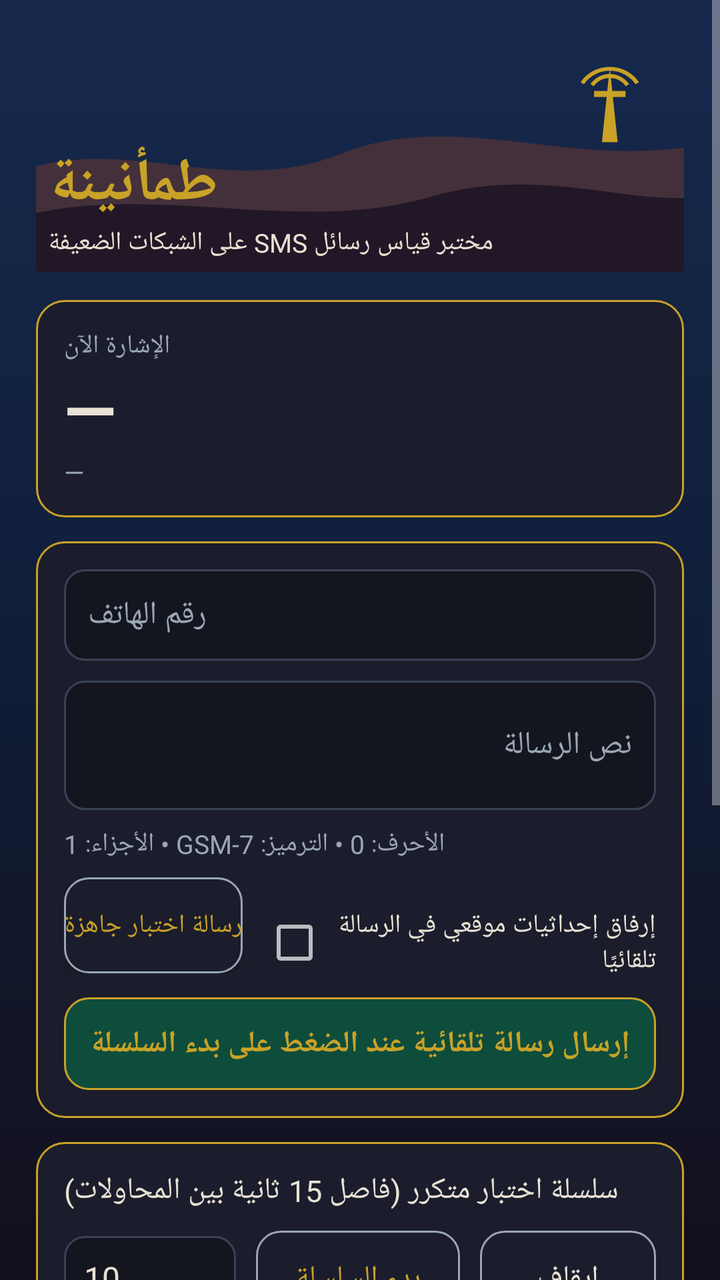
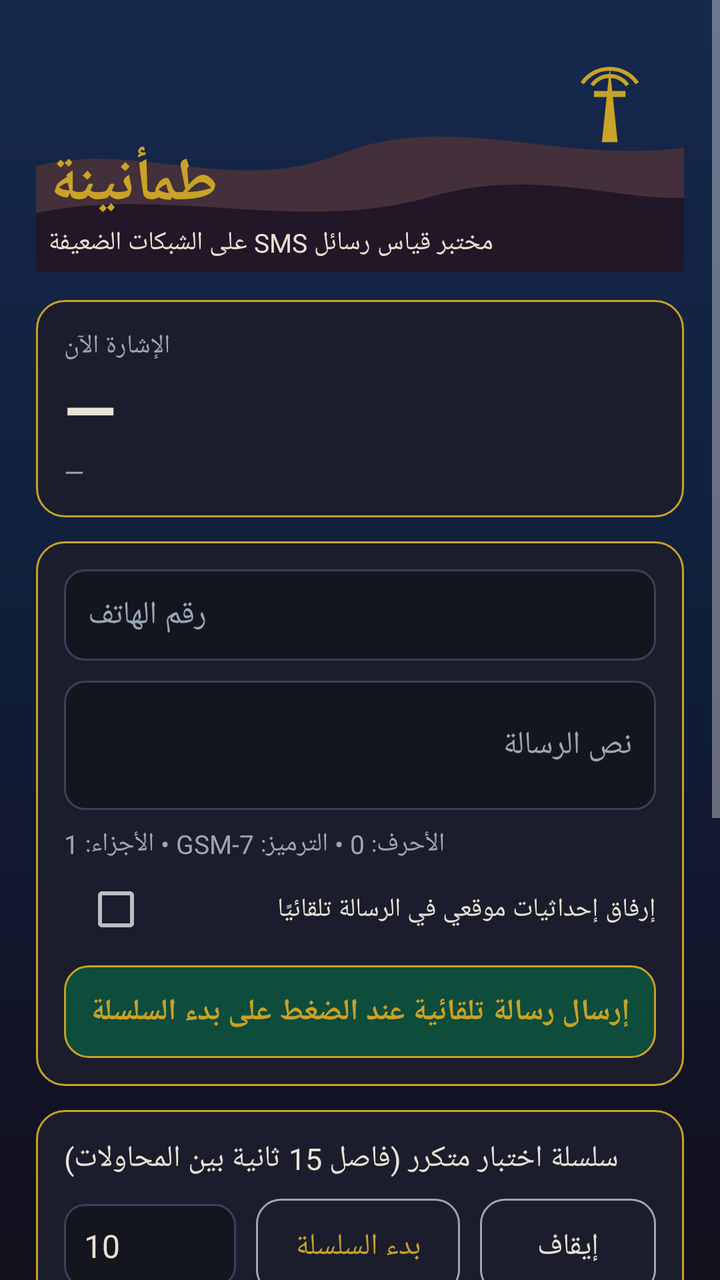

An Android layout rendered at two revisions. The XML below is the earlier revision; the diff shows what the commit changed to produce the second picture.
<!-- AndroidManifest.xml: application theme AppTheme -->
<!-- res/layout/activity_main.xml -->
<?xml version="1.0" encoding="utf-8"?>
<ScrollView xmlns:android="http://schemas.android.com/apk/res/android"
    android:layout_width="match_parent"
    android:layout_height="match_parent"
    android:background="@drawable/bg_gradient"
    android:fillViewport="true">

    <LinearLayout
        android:layout_width="match_parent"
        android:layout_height="wrap_content"
        android:orientation="vertical"
        android:padding="18dp">

        <FrameLayout
            android:layout_width="match_parent"
            android:layout_height="118dp">

            <ImageView
                android:layout_width="match_parent"
                android:layout_height="match_parent"
                android:src="@drawable/dunes"
                android:scaleType="centerCrop"
                android:contentDescription="@null" />

            <LinearLayout
                android:layout_width="match_parent"
                android:layout_height="wrap_content"
                android:layout_gravity="bottom|start"
                android:orientation="vertical"
                android:padding="6dp">

                <TextView
                    android:layout_width="wrap_content"
                    android:layout_height="wrap_content"
                    android:text="طمأنينة"
                    android:textColor="@color/gold"
                    android:textSize="30sp"
                    android:textStyle="bold" />

                <TextView
                    android:layout_width="wrap_content"
                    android:layout_height="wrap_content"
                    android:text="مختبر قياس رسائل SMS على الشبكات الضعيفة"
                    android:textColor="@color/ink"
                    android:textSize="13sp" />
            </LinearLayout>
        </FrameLayout>

        <LinearLayout
            android:layout_width="match_parent"
            android:layout_height="wrap_content"
            android:orientation="vertical"
            android:background="@drawable/panel"
            android:padding="14dp"
            android:layout_marginTop="14dp">

            <TextView
                android:layout_width="wrap_content"
                android:layout_height="wrap_content"
                android:text="الإشارة الآن"
                android:textColor="@color/muted"
                android:textSize="13sp" />

            <TextView
                android:id="@+id/signalDbm"
                android:layout_width="wrap_content"
                android:layout_height="wrap_content"
                android:text="—"
                android:textColor="@color/ink"
                android:textSize="34sp"
                android:textStyle="bold" />

            <TextView
                android:id="@+id/signalMeta"
                android:layout_width="wrap_content"
                android:layout_height="wrap_content"
                android:text="—"
                android:textColor="@color/muted"
                android:textSize="13sp" />
        </LinearLayout>

        <LinearLayout
            android:layout_width="match_parent"
            android:layout_height="wrap_content"
            android:orientation="vertical"
            android:background="@drawable/panel"
            android:padding="14dp"
            android:layout_marginTop="12dp">

            <EditText
                android:id="@+id/phoneInput"
                android:layout_width="match_parent"
                android:layout_height="wrap_content"
                android:background="@drawable/input_bg"
                android:padding="12dp"
                android:hint="رقم الهاتف"
                android:textColorHint="@color/muted"
                android:textColor="@color/ink"
                android:inputType="phone"
                android:textSize="16sp" />

            <EditText
                android:id="@+id/messageInput"
                android:layout_width="match_parent"
                android:layout_height="wrap_content"
                android:background="@drawable/input_bg"
                android:padding="12dp"
                android:layout_marginTop="10dp"
                android:hint="نص الرسالة"
                android:textColorHint="@color/muted"
                android:textColor="@color/ink"
                android:inputType="textMultiLine"
                android:minLines="2"
                android:textSize="16sp" />

            <TextView
                android:id="@+id/charInfo"
                android:layout_width="wrap_content"
                android:layout_height="wrap_content"
                android:layout_marginTop="8dp"
                android:text="الأحرف: 0 • الترميز: GSM-7 • الأجزاء: 1"
                android:textColor="@color/muted"
                android:textSize="13sp" />

            <LinearLayout
                android:layout_width="match_parent"
                android:layout_height="wrap_content"
                android:orientation="horizontal"
                android:layout_marginTop="8dp">

                <Button
                    android:id="@+id/quickTestBtn"
                    android:layout_width="wrap_content"
                    android:layout_height="wrap_content"
                    android:background="@drawable/btn_ghost"
                    android:text="رسالة اختبار جاهزة"
                    android:textColor="@color/gold"
                    android:textSize="13sp" />

                <CheckBox
                    android:id="@+id/attachLocCheck"
                    android:layout_width="0dp"
                    android:layout_height="wrap_content"
                    android:layout_weight="1"
                    android:layout_marginStart="10dp"
                    android:text="إرفاق إحداثيات موقعي في الرسالة تلقائيًا"
                    android:textColor="@color/ink"
                    android:textSize="13sp" />
            </LinearLayout>

            <TextView
                android:id="@+id/sendBanner"
                android:layout_width="match_parent"
                android:layout_height="wrap_content"
                android:layout_marginTop="12dp"
                android:background="@drawable/banner_emerald"
                android:padding="13dp"
                android:gravity="center"
                android:text="إرسال رسالة تلقائية عند الضغط على بدء السلسلة"
                android:textColor="@color/gold"
                android:textSize="15sp"
                android:textStyle="bold" />
        </LinearLayout>

        <LinearLayout
            android:layout_width="match_parent"
            android:layout_height="wrap_content"
            android:orientation="vertical"
            android:background="@drawable/panel"
            android:padding="14dp"
            android:layout_marginTop="12dp">

            <TextView
                android:layout_width="wrap_content"
                android:layout_height="wrap_content"
                android:text="سلسلة اختبار متكرر (فاصل 15 ثانية بين المحاولات)"
                android:textColor="@color/ink"
                android:textSize="15sp" />

            <LinearLayout
                android:layout_width="match_parent"
                android:layout_height="wrap_content"
                android:orientation="horizontal"
                android:layout_marginTop="10dp">

                <EditText
                    android:id="@+id/seriesCount"
                    android:layout_width="86dp"
                    android:layout_height="wrap_content"
                    android:background="@drawable/input_bg"
                    android:padding="10dp"
                    android:text="10"
                    android:textColor="@color/ink"
                    android:inputType="number"
                    android:textSize="16sp" />

                <Button
                    android:id="@+id/seriesBtn"
                    android:layout_width="0dp"
                    android:layout_height="wrap_content"
                    android:layout_weight="1"
                    android:layout_marginStart="10dp"
                    android:background="@drawable/btn_ghost"
                    android:text="بدء السلسلة"
                    android:textColor="@color/gold"
                    android:textSize="15sp" />

                <Button
                    android:id="@+id/seriesStopBtn"
                    android:layout_width="wrap_content"
                    android:layout_height="wrap_content"
                    android:layout_marginStart="10dp"
                    android:background="@drawable/btn_ghost"
                    android:text="إيقاف"
                    android:textColor="@color/ink"
                    android:textSize="15sp" />
            </LinearLayout>

            <CheckBox
                android:id="@+id/stopOnSuccessCheck"
                android:layout_width="wrap_content"
                android:layout_height="wrap_content"
                android:layout_marginTop="8dp"
                android:text="إيقاف عند أول نجاح (وضع الوصول — للقياس أبقِه مطفأً)"
                android:textColor="@color/ink"
                android:textSize="13sp" />
        </LinearLayout>

        <TextView
            android:id="@+id/statusInfo"
            android:layout_width="match_parent"
            android:layout_height="wrap_content"
            android:layout_marginTop="14dp"
            android:text=""
            android:textColor="@color/gold"
            android:textSize="15sp" />

        <LinearLayout
            android:layout_width="match_parent"
            android:layout_height="wrap_content"
            android:orientation="vertical"
            android:background="@drawable/panel"
            android:padding="14dp"
            android:layout_marginTop="10dp">

            <TextView
                android:layout_width="wrap_content"
                android:layout_height="wrap_content"
                android:text="النتائج"
                android:textColor="@color/muted"
                android:textSize="13sp" />

            <TextView
                android:id="@+id/statsInfo"
                android:layout_width="match_parent"
                android:layout_height="wrap_content"
                android:layout_marginTop="4dp"
                android:text="لا محاولات مسجلة بعد"
                android:textColor="@color/ink"
                android:textSize="14sp" />
        </LinearLayout>

        <LinearLayout
            android:layout_width="match_parent"
            android:layout_height="wrap_content"
            android:orientation="vertical"
            android:background="@drawable/panel"
            android:padding="14dp"
            android:layout_marginTop="12dp">

            <TextView
                android:layout_width="wrap_content"
                android:layout_height="wrap_content"
                android:text="سجل المحاولات"
                android:textColor="@color/muted"
                android:textSize="13sp" />

            <TextView
                android:id="@+id/logInfo"
                android:layout_width="match_parent"
                android:layout_height="wrap_content"
                android:layout_marginTop="4dp"
                android:text="—"
                android:textColor="@color/ink"
                android:textSize="12sp" />
        </LinearLayout>

        <LinearLayout
            android:layout_width="match_parent"
            android:layout_height="wrap_content"
            android:orientation="horizontal"
            android:layout_marginTop="12dp">

            <Button
                android:id="@+id/exportBtn"
                android:layout_width="0dp"
                android:layout_height="wrap_content"
                android:layout_weight="1"
                android:background="@drawable/btn_ghost"
                android:text="تصدير CSV"
                android:textColor="@color/gold"
                android:textSize="15sp" />

            <Button
                android:id="@+id/clearBtn"
                android:layout_width="0dp"
                android:layout_height="wrap_content"
                android:layout_weight="1"
                android:layout_marginStart="10dp"
                android:background="@drawable/btn_ghost"
                android:text="مسح السجل"
                android:textColor="@color/ink"
                android:textSize="15sp" />
        </LinearLayout>

        <TextView
            android:layout_width="match_parent"
            android:layout_height="wrap_content"
            android:layout_marginTop="16dp"
            android:gravity="center"
            android:text="طمأنينة • يقيس ولا يدّعي التسريع — الأزمنة كما تقيسها الشبكة نفسها"
            android:textColor="@color/muted"
            android:textSize="11sp" />

    </LinearLayout>
</ScrollView>
<!-- resources referenced by this layout -->
<resources>
  <color name="gold">#C9A227</color>
  <color name="ink">#E8E2D4</color>
  <color name="muted">#9AA7B4</color>
  <!-- drawable banner_emerald (drawable) -->
  <?xml version="1.0" encoding="utf-8"?>
  <shape xmlns:android="http://schemas.android.com/apk/res/android"
      android:shape="rectangle">
      <corners android:radius="12dp" />
      <solid android:color="#0E4D3C" />
      <stroke android:width="1dp" android:color="#C9A227" />
  </shape>
  <!-- drawable bg_gradient (drawable) -->
  <?xml version="1.0" encoding="utf-8"?>
  <shape xmlns:android="http://schemas.android.com/apk/res/android"
      android:shape="rectangle">
      <gradient
          android:angle="270"
          android:startColor="#16294D"
          android:centerColor="#101E39"
          android:endColor="#130F1C" />
  </shape>
  <!-- drawable btn_ghost (drawable) -->
  <?xml version="1.0" encoding="utf-8"?>
  <shape xmlns:android="http://schemas.android.com/apk/res/android"
      android:shape="rectangle">
      <corners android:radius="12dp" />
      <solid android:color="#1B1D2C" />
      <stroke android:width="1dp" android:color="#9AA7B4" />
  </shape>
  <!-- drawable dunes (drawable) -->
  <?xml version="1.0" encoding="utf-8"?>
  <vector xmlns:android="http://schemas.android.com/apk/res/android"
      android:width="360dp"
      android:height="120dp"
      android:viewportWidth="360"
      android:viewportHeight="120">
      <path
          android:fillColor="#43303A"
          android:pathData="M0,72 C55,46 110,84 170,60 C230,36 290,70 360,54 L360,120 L0,120 Z" />
      <path
          android:fillColor="#221726"
          android:pathData="M0,94 C70,72 145,102 215,82 C275,64 325,90 360,80 L360,120 L0,120 Z" />
      <path
          android:fillColor="#C9A227"
          android:pathData="M307,16 L311,54 L303,54 Z" />
      <path
          android:fillColor="#C9A227"
          android:pathData="M299,28 L315,28 L315,31 L299,31 Z" />
      <path
          android:strokeColor="#C9A227"
          android:strokeWidth="2"
          android:fillColor="#00000000"
          android:pathData="M293,24 A17,17 0 0 1 321,24" />
      <path
          android:strokeColor="#C9A227"
          android:strokeWidth="2"
          android:fillColor="#00000000"
          android:pathData="M298,25 A11,11 0 0 1 316,25" />
  </vector>
  <!-- drawable input_bg (drawable) -->
  <?xml version="1.0" encoding="utf-8"?>
  <shape xmlns:android="http://schemas.android.com/apk/res/android"
      android:shape="rectangle">
      <corners android:radius="10dp" />
      <solid android:color="#14161F" />
      <stroke android:width="1dp" android:color="#3A4356" />
  </shape>
  <!-- drawable panel (drawable) -->
  <?xml version="1.0" encoding="utf-8"?>
  <shape xmlns:android="http://schemas.android.com/apk/res/android"
      android:shape="rectangle">
      <corners android:radius="14dp" />
      <solid android:color="#1B1D2C" />
      <stroke android:width="1dp" android:color="#C9A227" />
  </shape>
  <style name="AppTheme" parent="android:Theme.Material.NoActionBar">
          <item name="android:windowBackground">@drawable/bg_gradient</item>
          <item name="android:colorAccent">@color/gold</item>
          <item name="android:statusBarColor">@color/sky_deep</item>
          <item name="android:navigationBarColor">@color/abyss</item>
          <item name="android:windowLightStatusBar">false</item>
      </style>
  <color name="sky_deep">#101E39</color>
  <color name="abyss">#130F1C</color>
</resources>

<!-- the commit's change to res/layout/activity_main.xml (unified diff, before → after) -->
@@ -127,15 +127,6 @@
                 android:layout_height="wrap_content"
                 android:orientation="horizontal"
                 android:layout_marginTop="8dp">
-
-                <Button
-                    android:id="@+id/quickTestBtn"
-                    android:layout_width="wrap_content"
-                    android:layout_height="wrap_content"
-                    android:background="@drawable/btn_ghost"
-                    android:text="رسالة اختبار جاهزة"
-                    android:textColor="@color/gold"
-                    android:textSize="13sp" />
 
                 <CheckBox
                     android:id="@+id/attachLocCheck"
